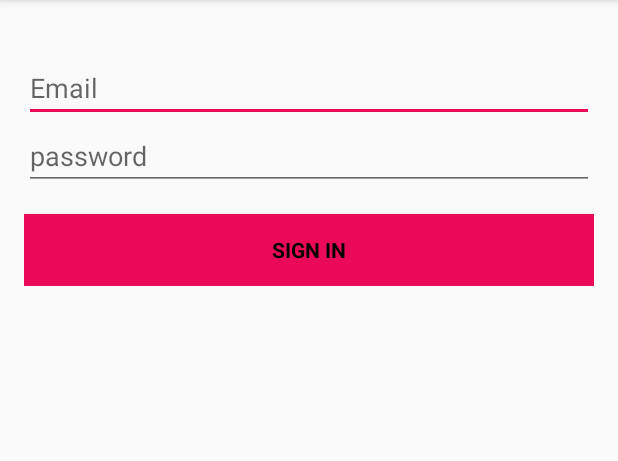
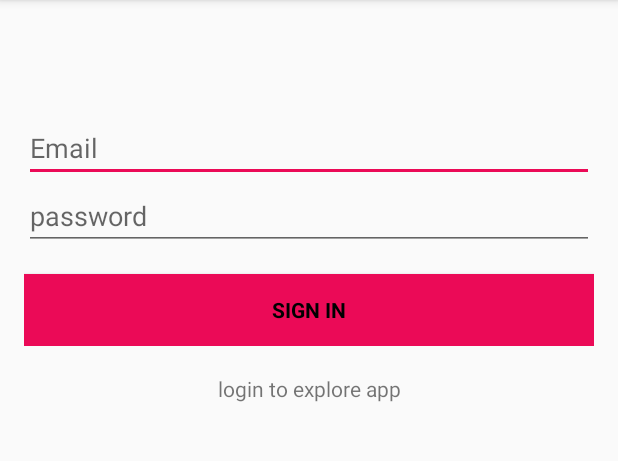
Before and after one commit to ronj1901/fabflix, an Android app: the screen it shows after launch (LoginActivity), on a phone screen of 412 x 824 dp, the part 84-545 px from its top. Run offline under Robolectric (Android 15) with nearby library versions, the phone set to English and light mode, and no system bars; our stand-ins replace Volley.

Commit message:
fixed layout

```diff
--- a/app/src/main/res/layout/activity_login.xml
+++ b/app/src/main/res/layout/activity_login.xml
@@ -9,21 +9,14 @@
               android:paddingRight="@dimen/activity_horizontal_margin"
               android:paddingTop="@dimen/activity_vertical_margin"
 
-              tools:context="sam.com.recyclerview.LoginActivity">
+              tools:context="sam.com.recyclerview.LoginActivity" android:weightSum="1">
 
 
     <!-- Login progress -->
-    <ProgressBar
-        android:id="@+id/login_progress"
-        style="?android:attr/progressBarStyleLarge"
-        android:layout_width="wrap_content"
-        android:layout_height="wrap_content"
-        android:layout_marginBottom="8dp"
-        android:visibility="gone"/>
     <ScrollView
         android:id="@+id/login_form"
         android:layout_width="match_parent"
-        android:layout_height="match_parent">
+        android:layout_height="233dp">
 
         <LinearLayout
             android:id="@+id/email_login_form"
@@ -35,6 +28,7 @@
                 android:id="@+id/emailText"
                 android:layout_width="match_parent"
                 android:layout_height="wrap_content"
+                android:layout_marginTop="40dp"
                 android:hint="Email"
                 android:inputType="textEmailAddress"
                 android:maxLines="1"
@@ -65,5 +59,18 @@
 
         </LinearLayout>
     </ScrollView>
+    <TextView
+        android:id="@+id/textView"
+        android:layout_width="match_parent"
+        android:layout_height="wrap_content" android:layout_weight="0.10"
+        android:text="login to explore app"
+        android:textAlignment="center"/>
+    <ProgressBar
+        android:id="@+id/login_progress"
+        style="?android:attr/progressBarStyleLarge"
+        android:layout_width="wrap_content"
+        android:layout_height="wrap_content"
+        android:layout_marginBottom="8dp"
+        android:visibility="gone"/>
 
 </LinearLayout>
--- a/app/src/main/res/layout/activity_search.xml
+++ b/app/src/main/res/layout/activity_search.xml
@@ -41,6 +41,8 @@
                     style="@style/Widget.AppCompat.AutoCompleteTextView"
                     android:layout_width="match_parent"
                     android:layout_height="wrap_content"
+                    android:layout_marginBottom="20dp"
+                    android:layout_marginTop="30dp"
                     android:hint="Search for movies"
                     android:inputType="textEmailAddress"
                     android:maxLines="1" android:singleLine="true"
```
